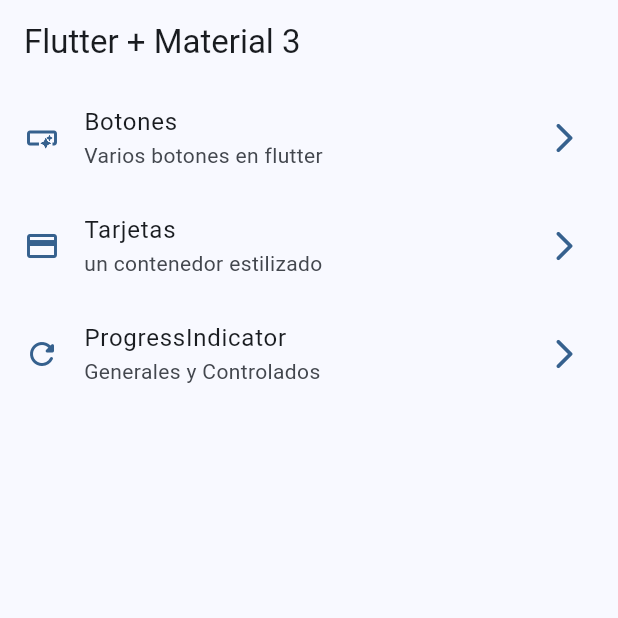
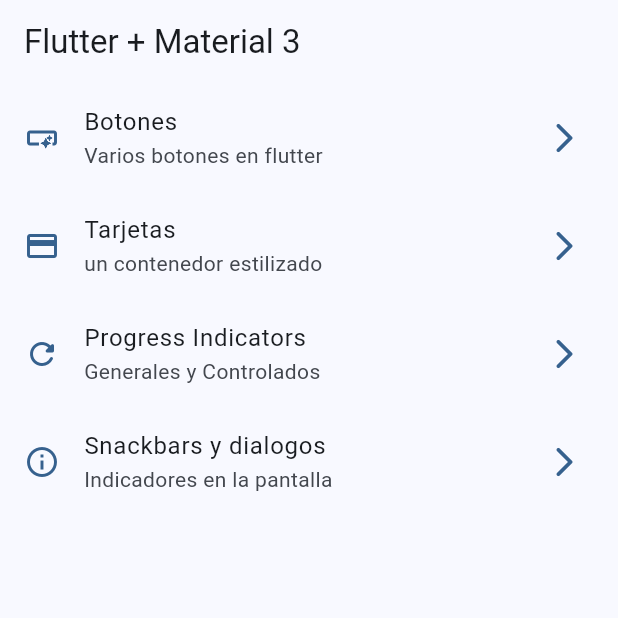
Before and after one commit to drverao/widgets_app, a Flutter app: the screen it shows after launch, on a phone screen of 412 x 824 dp, the top half of it. Run offline on Flutter 3.47's test engine with Material 2 defaults, Android fonts, the phone set to English and light mode, and no system bars; our stand-ins replace go_router.

Commit message:
Snackbars and Dialog Terminado

```diff
--- a/lib/config/menu/menu_items.dart
+++ b/lib/config/menu/menu_items.dart
@@ -26,8 +26,13 @@ const appMenuItems = <MenuItem>[
       icon: Icons.credit_card_outlined,
       link: '/cards'),
   MenuItem(
-      title: 'ProgressIndicator',
+      title: 'Progress Indicators',
       subtitle: 'Generales y Controlados',
       icon: Icons.refresh_rounded,
       link: '/progress'),
+  MenuItem(
+      title: 'Snackbars y dialogos',
+      subtitle: 'Indicadores en la pantalla',
+      icon: Icons.info_outline,
+      link: '/snackbars'),
 ];
--- a/lib/config/router/app_router.dart
+++ b/lib/config/router/app_router.dart
@@ -22,4 +22,9 @@ final appRouter = GoRouter(initialLocation: '/', routes: [
     path: '/progress',
     builder: (context, state) => const ProgressScreen(),
   ),
+  GoRoute(
+    name: SnackbarScreen.name,
+    path: '/snackbars',
+    builder: (context, state) => const SnackbarScreen(),
+  ),
 ]);
--- a/lib/main.dart
+++ b/lib/main.dart
@@ -12,6 +12,7 @@ class MainApp extends StatelessWidget {
   @override
   Widget build(BuildContext context) {
     return MaterialApp.router(
+        title: 'Widgets App',
         routerConfig: appRouter,
         debugShowCheckedModeBanner: false,
         theme: AppTheme(selectedColor: 0).getTheme());
```
Also changed, not shown: lib/presentation/screens/snackbar/snackbar_screen.dart (+71 -1 lines).
